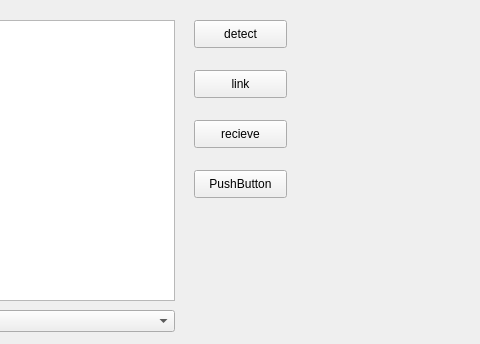
The window that mainwindow.ui (zhouchangSJTU/QT-IMU) describes before a commit, drawn with Qt 5; both pictures show x 166 to 646 and y 0 to 344 of the 800 by 600 pixel window.
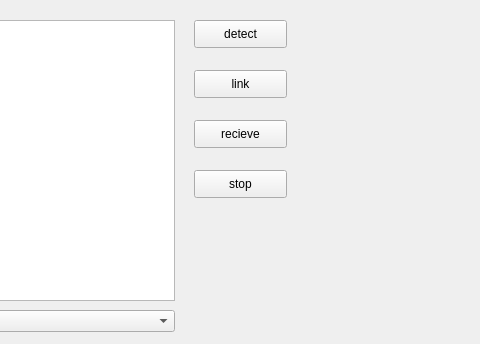
The same window after the commit.

```diff
--- a/mainwindow.ui
+++ b/mainwindow.ui
@@ -83,7 +83,7 @@
      </rect>
     </property>
     <property name="text">
-     <string>PushButton</string>
+     <string>stop</string>
     </property>
    </widget>
   </widget>
```
